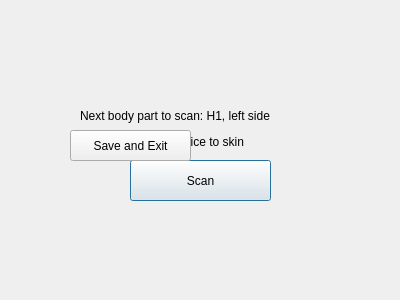
First picture: the form in RaDoTech/scanwindow.ui, repository saugatttt/COMP3004-Final-Project, before the edit.
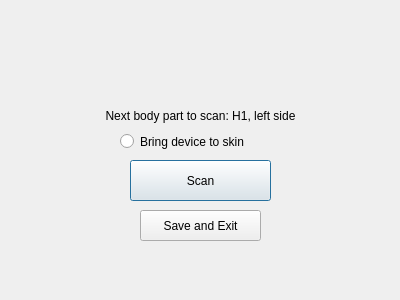
Second picture: the form after the edit.

The edit to the form file:
```diff
--- a/RaDoTech/scanwindow.ui
+++ b/RaDoTech/scanwindow.ui
@@ -42,7 +42,7 @@
   <widget class="QLabel" name="label">
    <property name="geometry">
     <rect>
-     <x>80</x>
+     <x>50</x>
      <y>100</y>
      <width>301</width>
      <height>31</height>
@@ -51,12 +51,15 @@
    <property name="text">
     <string>Next body part to scan: H1, left side</string>
    </property>
+   <property name="alignment">
+    <set>Qt::AlignCenter</set>
+   </property>
   </widget>
   <widget class="QPushButton" name="saveExitButton">
    <property name="geometry">
     <rect>
-     <x>70</x>
-     <y>130</y>
+     <x>140</x>
+     <y>210</y>
      <width>121</width>
      <height>31</height>
     </rect>
```
